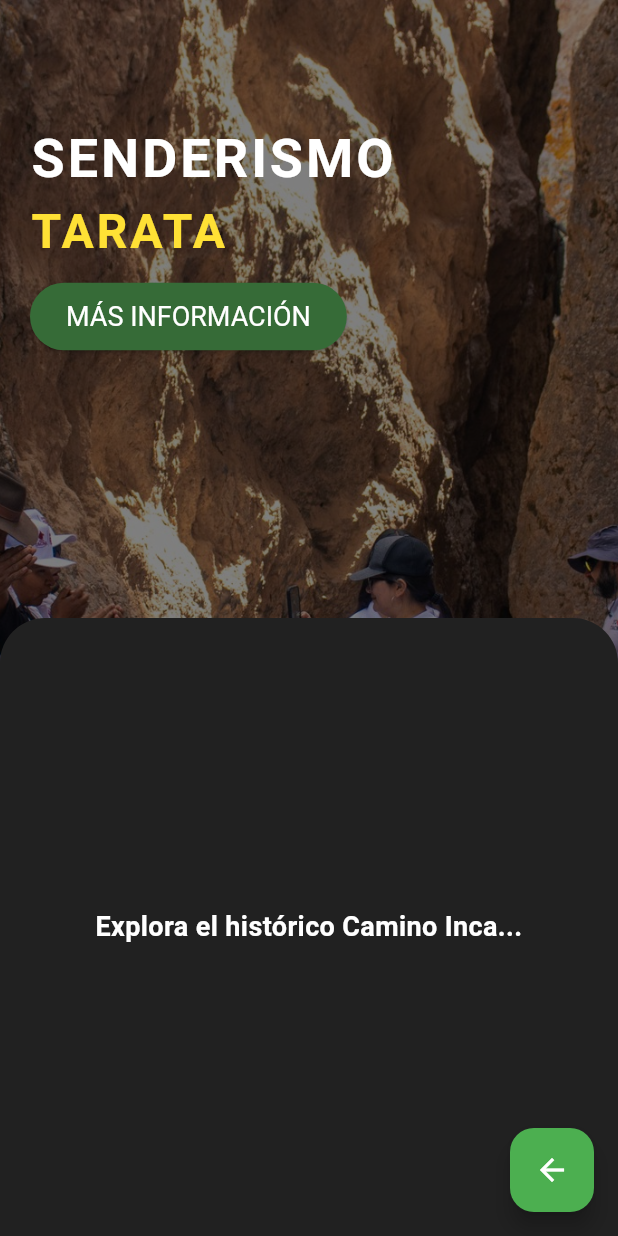
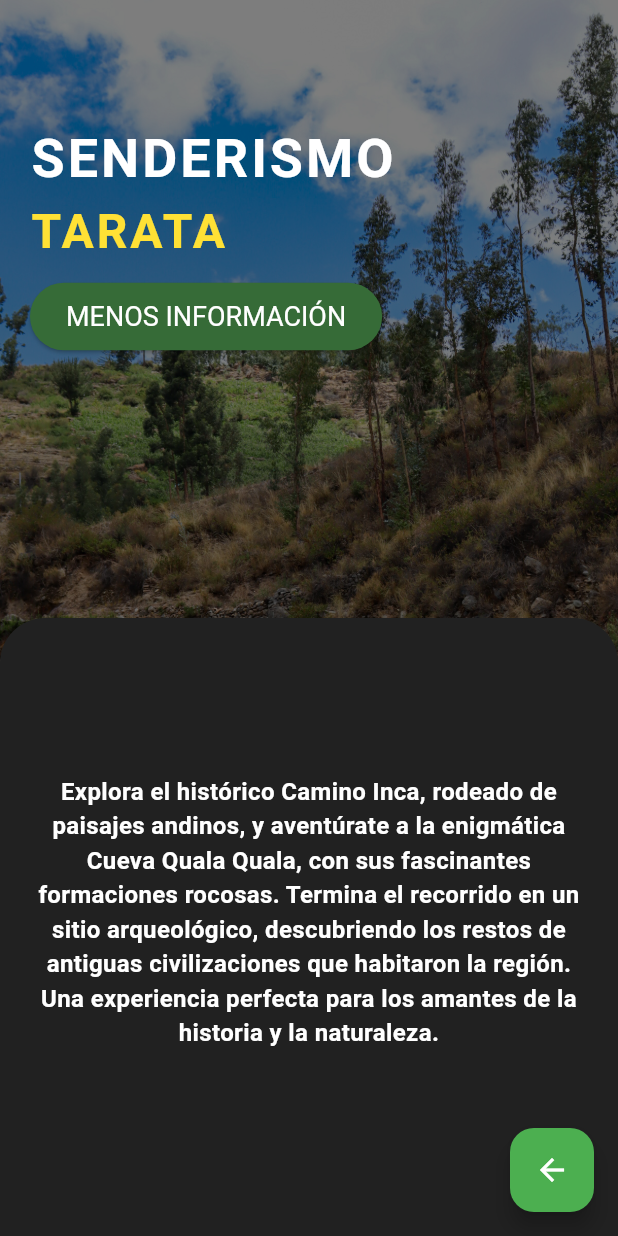
Before and after one commit to PreguntadosMoviles/TarataApp, a Flutter app: the SenderismoScreen screen opened directly, after a tap on "MÁS INFORMACIÓN", on a phone screen of 412 x 824 dp. Run offline on Flutter 3.47's test engine with Material 3 defaults, Android fonts, the phone set to English and light mode, and no system bars; our stand-ins replace carousel_slider, google_maps_flutter, video_player; missing offline and left inert: flutter_polyline_points.

Commit message:
arreglos senderismo

```diff
--- a/lib/senderismo.dart
+++ b/lib/senderismo.dart
@@ -20,7 +20,7 @@ class SenderismoScreen extends StatefulWidget {
 }
 
 class _SenderismoScreenState extends State<SenderismoScreen> {
-  bool _isContainerVisible = false;
+  bool _isExpanded = false; // Controla si el contenedor está expandido o no
   int _currentImageIndex = 0;
   late Timer _imageChangeTimer;
 
@@ -35,9 +35,10 @@ class _SenderismoScreenState extends State<SenderismoScreen> {
   @override
   void initState() {
     super.initState();
-    _imageChangeTimer = Timer.periodic(Duration(seconds: 3), (timer) {
+    _imageChangeTimer = Timer.periodic(Duration(seconds: 5), (timer) {
       setState(() {
-        _currentImageIndex = (_currentImageIndex + 1) % _backgroundImages.length;
+        _currentImageIndex =
+            (_currentImageIndex + 1) % _backgroundImages.length;
       });
     });
   }
@@ -48,23 +49,20 @@ class _SenderismoScreenState extends State<SenderismoScreen> {
     super.dispose();
   }
 
-  void _toggleContainerVisibility() {
+  void _toggleContainerSize() {
     setState(() {
-      _isContainerVisible = !_isContainerVisible;
+      _isExpanded = !_isExpanded;
     });
-  }
-
-  void _hideContainer() {
-    if (_isContainerVisible) {
-      _toggleContainerVisibility();
-    }
   }
 
   @override
   Widget build(BuildContext context) {
     return Scaffold(
       body: GestureDetector(
-        onTap: _hideContainer,
+        onTap: () {
+          if (_isExpanded)
+            _toggleContainerSize(); // Oculta el contenedor al hacer clic fuera si está expandido
+        },
         child: Stack(
           children: [
             // Fondo de imágenes cambiantes
@@ -110,7 +108,7 @@ class _SenderismoScreenState extends State<SenderismoScreen> {
                   ),
                   SizedBox(height: 10),
                   ElevatedButton(
-                    onPressed: _toggleContainerVisibility,
+                    onPressed: _toggleContainerSize,
                     style: ElevatedButton.styleFrom(
                       backgroundColor: Color.fromARGB(255, 54, 107, 55),
                       padding:
@@ -118,7 +116,7 @@ class _SenderismoScreenState extends State<SenderismoScreen> {
                       textStyle: TextStyle(fontSize: 18),
                     ),
                     child: Text(
-                      'MÁS INFORMACIÓN',
+                      _isExpanded ? 'MENOS INFORMACIÓN' : 'MÁS INFORMACIÓN',
                       style: TextStyle(color: Colors.white),
                     ),
                   ),
@@ -130,10 +128,11 @@ class _SenderismoScreenState extends State<SenderismoScreen> {
               left: 0,
               right: 0,
               bottom: 0,
-              child: AnimatedOpacity(
-                opacity: _isContainerVisible ? 1.0 : 0.0,
+              child: AnimatedContainer(
                 duration: Duration(milliseconds: 300),
-                child: Container(
+                height: _isExpanded
+                    ? MediaQuery.of(context).size.height * 0.5
+                    : MediaQuery.of(context).size.height * 0.2,
                 decoration: BoxDecoration(
                   color: Colors.grey[900],
                   borderRadius: BorderRadius.only(
@@ -141,37 +140,36 @@ class _SenderismoScreenState extends State<SenderismoScreen> {
                     topRight: Radius.circular(30.0),
                   ),
                 ),
-                  height: MediaQuery.of(context).size.height * 0.5,
                 padding: const EdgeInsets.all(16.0),
                 child: Column(
                   mainAxisAlignment: MainAxisAlignment.center,
                   children: [
                     Text(
-                        'Explora el histórico Camino Inca...',
+                      _isExpanded
+                          ? 'Explora el histórico Camino Inca, rodeado de paisajes andinos, y aventúrate a la enigmática Cueva Quala Quala, con sus fascinantes formaciones rocosas. Termina el recorrido en un sitio arqueológico, descubriendo los restos de antiguas civilizaciones que habitaron la región. Una experiencia perfecta para los amantes de la historia y la naturaleza.'
+                          : 'Explora el histórico Camino Inca...',
                       style: TextStyle(
                         color: Colors.white,
-                          fontSize: 18,
+                        fontSize: _isExpanded ? 16 : 18,
                         fontWeight: FontWeight.bold,
                       ),
                       textAlign: TextAlign.center,
                     ),
+                    if (_isExpanded) SizedBox(height: 20),
                   ],
-                  ),
                 ),
               ),
             ),
           ],
         ),
       ),
-      floatingActionButton: _isContainerVisible
-          ? FloatingActionButton(
+      floatingActionButton: FloatingActionButton(
         backgroundColor: Colors.green,
         child: Icon(Icons.arrow_back, color: Colors.white),
         onPressed: () {
           Navigator.pop(context);
         },
-            )
-          : null, // Solo mostrar el botón si el contenedor es visible
+      ),
     );
   }
 }
```
Lines whose indentation alone changed are shown as unchanged.
